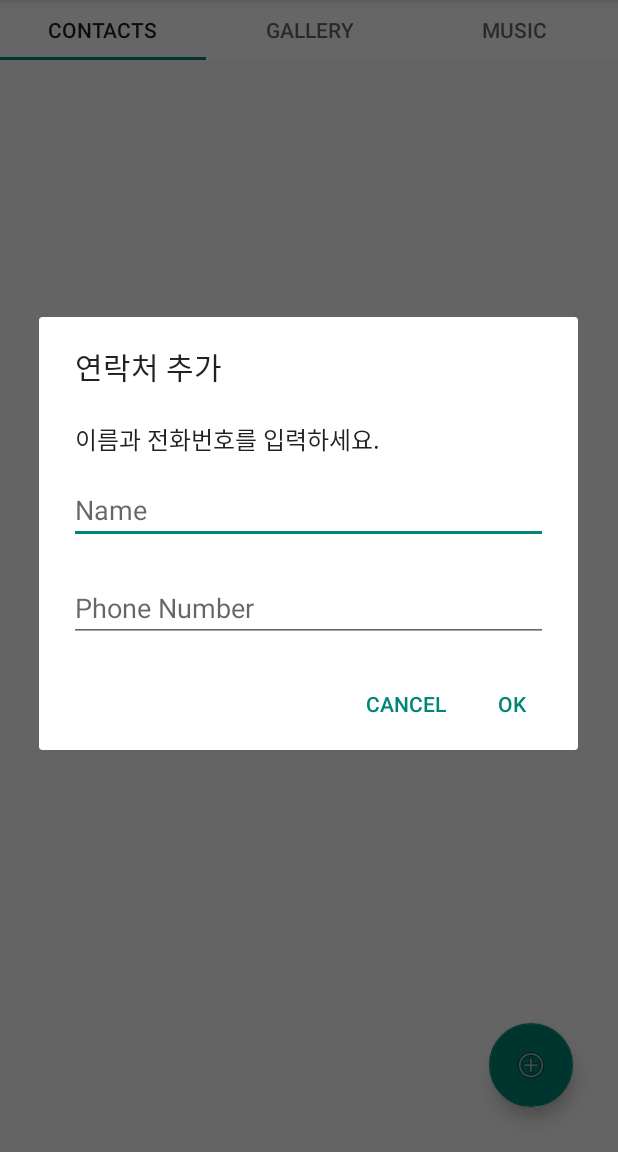
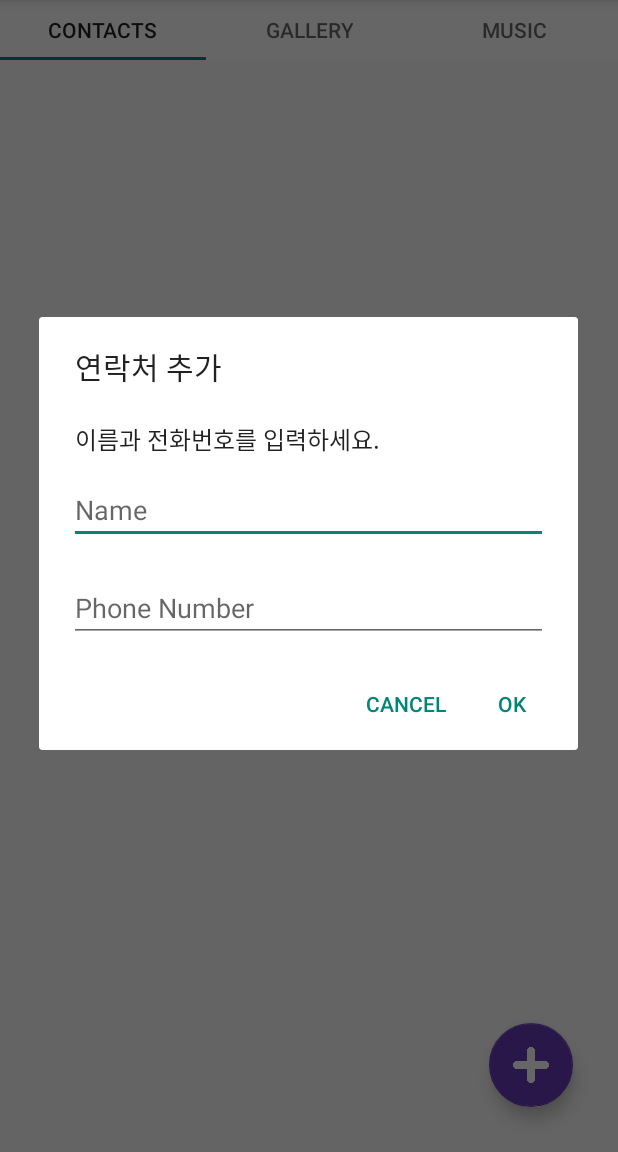
Before and after one commit to jsuk10/FlowCamp1, an Android app: the screen it shows after launch (MainActivity), after a tap on an icon or button, on a phone screen of 412 x 824 dp, the part 84-1236 px from its top. Run offline under Robolectric (Android 15) with nearby library versions, the phone set to English and light mode, and no system bars; 1 statement that could not run was skipped.

Commit message:
Design :
Change Tab1 "Add Contact" Icon

```diff
--- a/app/src/main/res/layout/fragment_tab1.xml
+++ b/app/src/main/res/layout/fragment_tab1.xml
@@ -34,10 +34,12 @@
         android:id="@+id/tab1_button2"
         android:layout_width="wrap_content"
         android:layout_height="wrap_content"
+        android:layout_marginEnd="30dp"
+        android:layout_marginBottom="30dp"
         android:clickable="true"
-        android:layout_marginBottom="30dp"
-        android:layout_marginRight="30dp"
+        app:tint="@color/white"
+        app:backgroundTint="#673AB7"
         app:layout_constraintBottom_toBottomOf="@+id/linearLayout"
         app:layout_constraintEnd_toEndOf="@+id/linearLayout"
-        app:srcCompat="@android:drawable/ic_menu_add" />
+        app:srcCompat="@drawable/icon_add" />
 </androidx.constraintlayout.widget.ConstraintLayout>
```
Also changed, not shown: app/src/main/res/drawable/icon_add.png (added).
